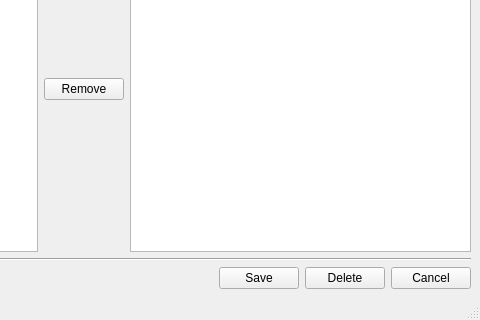
The window that GUI/list_view/pm_view2.ui (FengYusheng/MyUtils) describes before a commit, drawn with Qt 5; both pictures show x 313 to 793 and y 280 to 600 of the 793 by 600 pixel window.
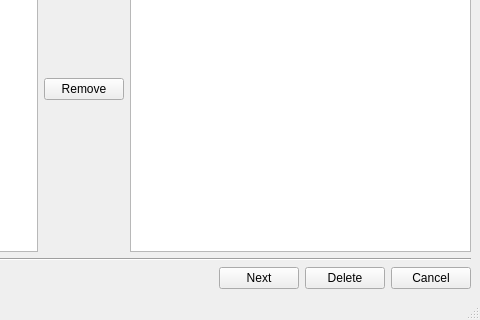
The same window after the commit.

Patch:
```diff
--- a/GUI/list_view/pm_view2.ui
+++ b/GUI/list_view/pm_view2.ui
@@ -103,7 +103,7 @@
       <item>
        <widget class="QPushButton" name="saveButton">
         <property name="text">
-         <string>Save</string>
+         <string>Next</string>
         </property>
        </widget>
       </item>
```
Left out of the diff: 2 changed lines with no effect on the pictures.
